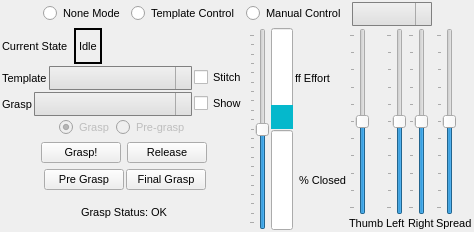
Above: vigir_ocs_grasp_widget/src/graspWidget.ui from team-vigir/vigir_ocs_common before the change. Below: the same form after it.
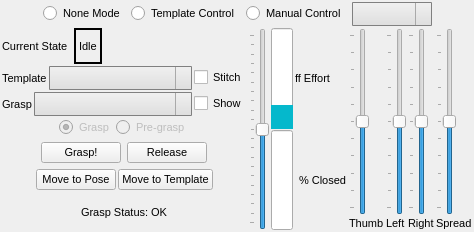
That is the form after the change.

Patch:
```diff
--- a/vigir_ocs_grasp_widget/src/graspWidget.ui
+++ b/vigir_ocs_grasp_widget/src/graspWidget.ui
@@ -539,14 +539,14 @@
           <item>
            <widget class="QPushButton" name="preGraspButton">
             <property name="text">
-             <string>Pre Grasp</string>
+             <string>Move to Pose</string>
             </property>
            </widget>
           </item>
           <item>
            <widget class="QPushButton" name="templateButton">
             <property name="text">
-             <string>Final Grasp</string>
+             <string>Move to Template</string>
             </property>
            </widget>
           </item>
```
Left out of the diff: 2 changed lines with no effect on the pictures.
